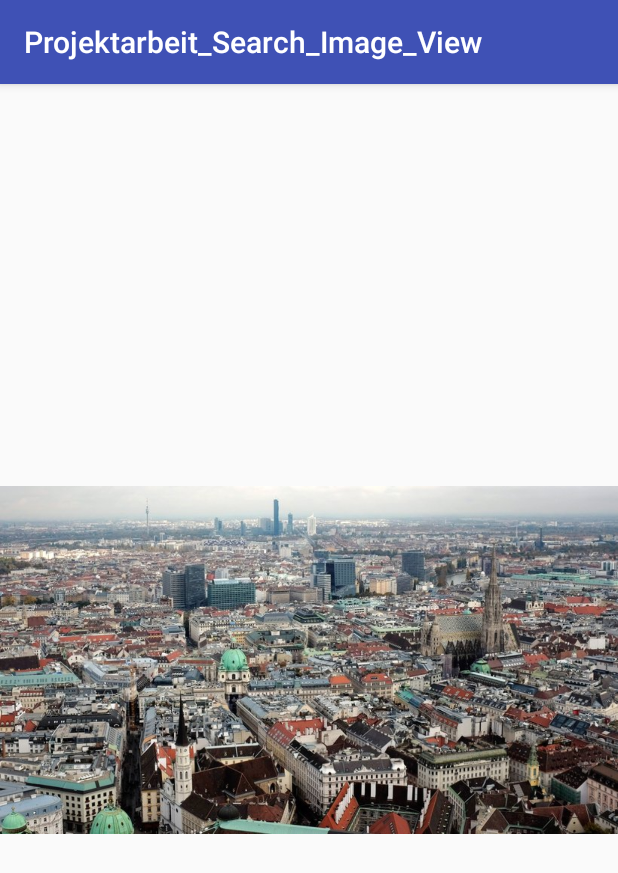
After one commit to NoahBunte/Projekt_MGIN, an Android app: the ImageMain screen opened directly, with no data from a screen before it, on a phone screen of 412 x 824 dp. The commit adds this screen. Shown: the top 873 px of the screen. Run offline under Robolectric (Android 15) with nearby library versions, the phone set to English and light mode, and no system bars.

Commit message:
ImageSlider Wien.

```diff
--- a/app/build.gradle
+++ b/app/build.gradle
@@ -25,4 +25,5 @@ dependencies {
     testImplementation 'junit:junit:4.12'
     androidTestImplementation 'com.android.support.test:runner:1.0.2'
     androidTestImplementation 'com.android.support.test.espresso:espresso-core:3.0.2'
+    implementation 'com.android.support:support-v4:28.0.0'
 }
--- a/app/src/main/java/com/example/noah/projektarbeit_search_image_view/ImageAdapter.java
+++ b/app/src/main/java/com/example/noah/projektarbeit_search_image_view/ImageAdapter.java
@@ -1,4 +1,45 @@
 package com.example.noah.projektarbeit_search_image_view;
 
-public class ImageAdapter {
+import android.content.Context;
+import android.support.annotation.NonNull;
+import android.support.v4.view.PagerAdapter;
+import android.support.v4.view.ViewPager;
+import android.view.View;
+import android.view.ViewGroup;
+import android.widget.ImageView;
+
+public class ImageAdapter extends PagerAdapter
+{
+    Context mainActivity_Context;
+    private int[] sliderImageID = new int[]{R.drawable.wien2, R.drawable.wien};
+
+    public ImageAdapter(Context context) {
+        this.mainActivity_Context = context;
+    }
+
+    @Override
+    public int getCount() {
+        return sliderImageID.length;
+    }
+
+    @Override
+    public void destroyItem(@NonNull ViewGroup container, int position, @NonNull Object object) {
+        ((ViewPager)container).removeView((ImageView) object);
+    }
+
+    @Override
+    public boolean isViewFromObject(@NonNull View view, @NonNull Object o) {
+        return view == ((ImageView) o);
+    }
+
+
+    @NonNull
+    @Override
+    public Object instantiateItem(@NonNull ViewGroup container, int position) {
+        ImageView imageView = new ImageView(mainActivity_Context);
+        imageView.setScaleType(ImageView.ScaleType.FIT_CENTER);
+        imageView.setImageResource(sliderImageID[position]);
+        ((ViewPager)container).addView(imageView, 0);
+        return imageView;
+    }
 }
--- /dev/null
+++ b/app/src/main/java/com/example/noah/projektarbeit_search_image_view/ImageMain.java
@@ -0,0 +1,18 @@
+package com.example.noah.projektarbeit_search_image_view;
+
+import android.os.Bundle;
+import android.support.v4.view.ViewPager;
+import android.support.v7.app.AppCompatActivity;
+
+public class ImageMain extends AppCompatActivity
+{
+    @Override
+    protected void onCreate(Bundle savedInstanceState) {
+        super.onCreate(savedInstanceState);
+        setContentView(R.layout.stadt_daten);
+
+        ViewPager vp = findViewById(R.id.imgview);
+        ImageAdapter adapterView = new ImageAdapter(this);
+        vp.setAdapter(adapterView);
+    }
+}
--- a/app/src/main/java/com/example/noah/projektarbeit_search_image_view/MainActivity.java
+++ b/app/src/main/java/com/example/noah/projektarbeit_search_image_view/MainActivity.java
@@ -1,12 +1,14 @@
 package com.example.noah.projektarbeit_search_image_view;
 
+import android.support.annotation.Nullable;
+import android.support.v4.view.ViewPager;
 import android.support.v7.app.AppCompatActivity;
 import android.os.Bundle;
 
 public class MainActivity extends AppCompatActivity {
 
     @Override
-    protected void onCreate(Bundle savedInstanceState) {
+    protected void onCreate(@Nullable Bundle savedInstanceState) {
         super.onCreate(savedInstanceState);
         setContentView(R.layout.activity_main);
     }
--- a/app/src/main/res/layout/stadt_daten.xml
+++ b/app/src/main/res/layout/stadt_daten.xml
@@ -1,6 +1,13 @@
 <?xml version="1.0" encoding="utf-8"?>
-<android.support.constraint.ConstraintLayout
+<RelativeLayout
     xmlns:android="http://schemas.android.com/apk/res/android" android:layout_width="match_parent"
     android:layout_height="match_parent">
 
-</android.support.constraint.ConstraintLayout>
+    <android.support.v4.view.ViewPager
+        android:id="@+id/imgview"
+        android:layout_width="match_parent"
+        android:layout_height="match_parent"
+        android:layout_alignParentStart="true"
+        android:layout_alignParentTop="true"
+        android:layout_marginTop="0dp" />
+</RelativeLayout>
```
Also changed, not shown: app/src/main/AndroidManifest.xml (+7 -2 lines), app/src/main/res/layout/activity_main.xml (+12 -4 lines).
